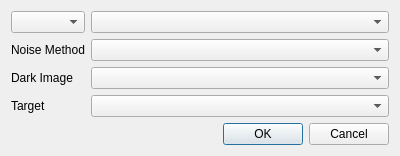
Before: the Qt Designer form src/wiser/gui/ui_files/mtmf_dialog.ui in Ehlmann-research-group/WISER, drawn with Qt 5.
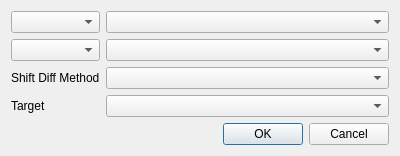
After: the same form once the commit is applied.

Commit message: feat: Correctly adding the proper methods of calculating target noise

What changed in the file:
```diff
--- a/src/wiser/gui/ui_files/mtmf_dialog.ui
+++ b/src/wiser/gui/ui_files/mtmf_dialog.ui
@@ -7,14 +7,14 @@
     <x>0</x>
     <y>0</y>
     <width>400</width>
-    <height>116</height>
+    <height>141</height>
    </rect>
   </property>
   <property name="windowTitle">
    <string>Mixture Tuned Match Filter Dialog</string>
   </property>
   <layout class="QGridLayout" name="gridLayout">
-   <item row="4" column="2">
+   <item row="5" column="2">
     <widget class="QDialogButtonBox" name="buttonBox">
      <property name="orientation">
       <enum>Qt::Horizontal</enum>
@@ -27,38 +27,34 @@
    <item row="2" column="2">
     <widget class="QComboBox" name="cbox_noise"/>
    </item>
-   <item row="3" column="0">
+   <item row="4" column="0">
     <widget class="QLabel" name="lbl_target">
      <property name="text">
       <string>Target</string>
      </property>
     </widget>
    </item>
+   <item row="2" column="0">
+    <widget class="QComboBox" name="cbox_noise_method_type"/>
+   </item>
    <item row="0" column="2">
     <widget class="QComboBox" name="cbox_input"/>
    </item>
    <item row="0" column="0">
     <widget class="QComboBox" name="cbox_input_type"/>
    </item>
-   <item row="3" column="2">
+   <item row="4" column="2">
     <widget class="QComboBox" name="cbox_target"/>
    </item>
-   <item row="1" column="0">
-    <widget class="QLabel" name="lbl_noise_method">
+   <item row="3" column="0">
+    <widget class="QLabel" name="lbl_shift_diff_method">
      <property name="text">
-      <string>Noise Method</string>
+      <string>Shift Diff Method</string>
      </property>
     </widget>
    </item>
-   <item row="1" column="2">
-    <widget class="QComboBox" name="cbox_noise_method"/>
-   </item>
-   <item row="2" column="0">
-    <widget class="QLabel" name="lbl_dark_image">
-     <property name="text">
-      <string>Dark Image</string>
-     </property>
-    </widget>
+   <item row="3" column="2">
+    <widget class="QComboBox" name="cbox_shift_diff_method"/>
    </item>
   </layout>
  </widget>
```
Left out of the diff: 2 changed lines with no effect on the pictures. The commit also changes 1 other file.
